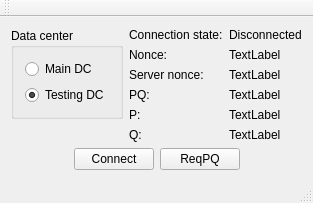
Kaffeine/telegram-qt, file testApp/MainWindow.ui: the form before one commit.
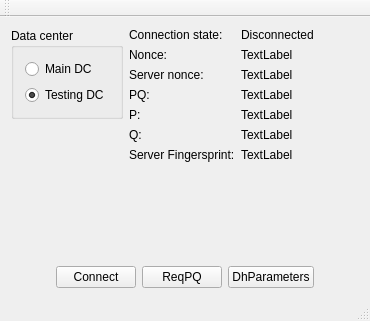
The form after the commit.

Commit message: testApp: Added button to invoke dh requests.

Diff of the .ui file:
```diff
--- a/testApp/MainWindow.ui
+++ b/testApp/MainWindow.ui
@@ -6,8 +6,8 @@
    <rect>
     <x>0</x>
     <y>0</y>
-    <width>313</width>
-    <height>194</height>
+    <width>370</width>
+    <height>321</height>
    </rect>
   </property>
   <property name="windowTitle">
@@ -54,20 +54,6 @@
           </property>
          </widget>
         </item>
-        <item row="1" column="0">
-         <widget class="QLabel" name="label_3">
-          <property name="text">
-           <string>Nonce:</string>
-          </property>
-         </widget>
-        </item>
-        <item row="0" column="0">
-         <widget class="QLabel" name="label">
-          <property name="text">
-           <string>Connection state:</string>
-          </property>
-         </widget>
-        </item>
         <item row="0" column="1">
          <widget class="QLabel" name="connectionState">
           <property name="text">
@@ -75,18 +61,19 @@
           </property>
          </widget>
         </item>
-        <item row="6" column="0">
-         <spacer name="verticalSpacer">
-          <property name="orientation">
-           <enum>Qt::Vertical</enum>
+        <item row="0" column="0">
+         <widget class="QLabel" name="label">
+          <property name="text">
+           <string>Connection state:</string>
           </property>
-          <property name="sizeHint" stdset="0">
-           <size>
-            <width>20</width>
-            <height>40</height>
-           </size>
+         </widget>
+        </item>
+        <item row="1" column="0">
+         <widget class="QLabel" name="label_3">
+          <property name="text">
+           <string>Nonce:</string>
           </property>
-         </spacer>
+         </widget>
         </item>
         <item row="2" column="0">
          <widget class="QLabel" name="label_5">
@@ -102,6 +89,19 @@
           </property>
          </widget>
         </item>
+        <item row="7" column="0">
+         <spacer name="verticalSpacer">
+          <property name="orientation">
+           <enum>Qt::Vertical</enum>
+          </property>
+          <property name="sizeHint" stdset="0">
+           <size>
+            <width>20</width>
+            <height>40</height>
+           </size>
+          </property>
+         </spacer>
+        </item>
         <item row="5" column="0">
          <widget class="QLabel" name="label_6">
           <property name="text">
@@ -116,6 +116,33 @@
           </property>
          </widget>
         </item>
+        <item row="6" column="0">
+         <widget class="QLabel" name="label_7">
+          <property name="text">
+           <string>Server Fingersprint:</string>
+          </property>
+         </widget>
+        </item>
+        <item row="6" column="1">
+         <widget class="QLabel" name="serverPublicFingersprint">
+          <property name="text">
+           <string>TextLabel</string>
+          </property>
+         </widget>
+        </item>
+        <item row="7" column="1">
+         <spacer name="horizontalSpacer_4">
+          <property name="orientation">
+           <enum>Qt::Horizontal</enum>
+          </property>
+          <property name="sizeHint" stdset="0">
+           <size>
+            <width>40</width>
+            <height>20</height>
+           </size>
+          </property>
+         </spacer>
+        </item>
        </layout>
       </item>
       <item row="0" column="0">
@@ -146,19 +173,6 @@
           </layout>
          </widget>
         </item>
-        <item row="0" column="1">
-         <spacer name="horizontalSpacer">
-          <property name="orientation">
-           <enum>Qt::Horizontal</enum>
-          </property>
-          <property name="sizeHint" stdset="0">
-           <size>
-            <width>20</width>
-            <height>20</height>
-           </size>
-          </property>
-         </spacer>
-        </item>
         <item row="1" column="0">
          <spacer name="verticalSpacer_2">
           <property name="orientation">
@@ -203,6 +217,13 @@
           </property>
          </widget>
         </item>
+        <item>
+         <widget class="QPushButton" name="dhParametersButton">
+          <property name="text">
+           <string>DhParameters</string>
+          </property>
+         </widget>
+        </item>
         <item>
          <spacer name="horizontalSpacer_2">
           <property name="orientation">
@@ -227,8 +248,8 @@
     <rect>
      <x>0</x>
      <y>0</y>
-     <width>313</width>
-     <height>20</height>
+     <width>370</width>
+     <height>19</height>
     </rect>
    </property>
   </widget>
```
The commit also changes 2 other files.
